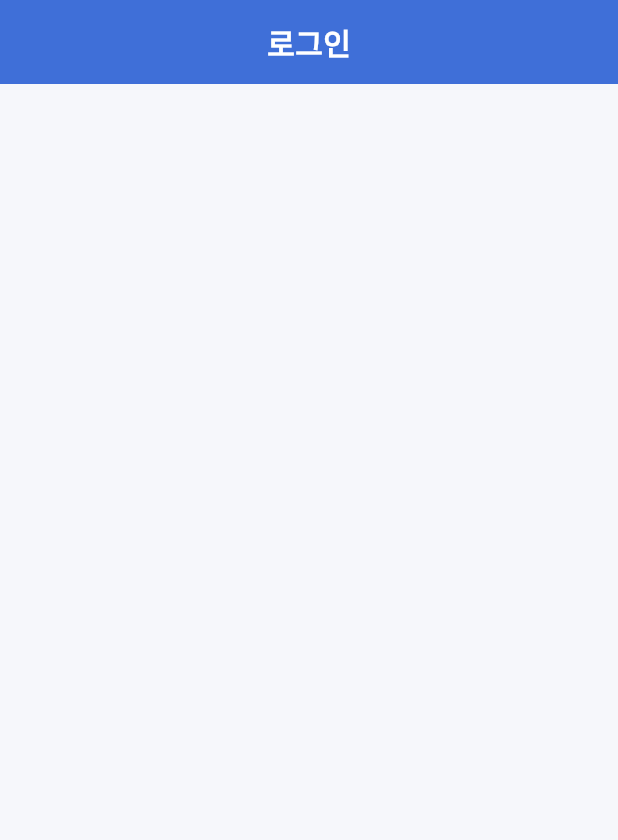
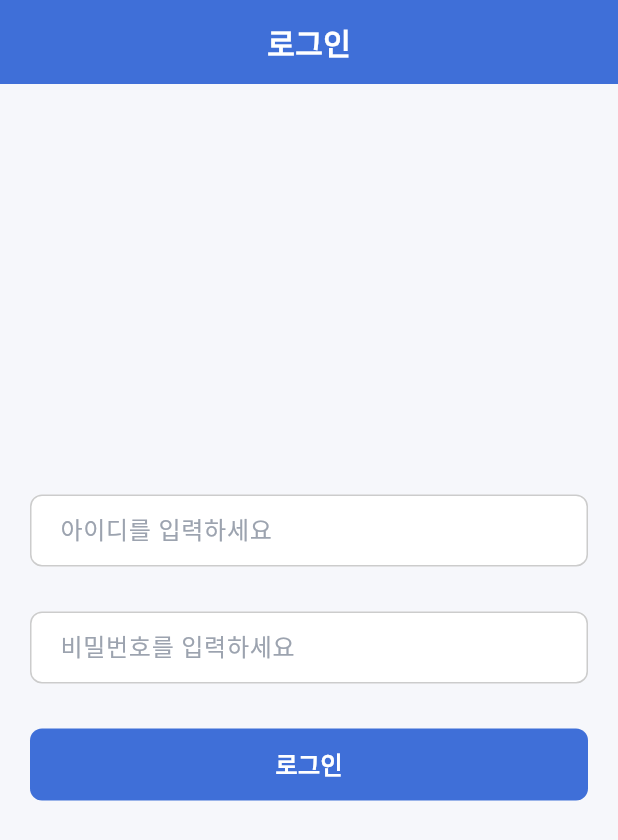
Before and after one commit to wsx9317/gypool, a Flutter app: the screen it shows after launch, after a tap on "시작하기", on a phone screen of 412 x 824 dp. Shown: the top 840 px of the screen. Run offline on Flutter 3.47's test engine with Material 3 defaults, Android fonts, the phone set to English and light mode, and no system bars; our stand-ins replace styled_text; Roboto replaces fonts that are missing (Pretendard).

Commit message:
로그인 개발중

```diff
--- a/lib/Widget/ButoonWidget.dart
+++ b/lib/Widget/ButoonWidget.dart
@@ -1,12 +1,12 @@
 import 'package:flutter/material.dart';
 
-class ButoonWidget extends StatefulWidget {
+class ButtonWidget extends StatefulWidget {
   final Function()? onTap;
   final Function()? onLongPress;
   final Function()? onLongPressEnd;
   final Function()? onDoubleTap;
   final Widget child;
-  const ButoonWidget({
+  const ButtonWidget({
     super.key,
     this.onTap,
     this.onLongPress,
@@ -16,10 +16,10 @@ class ButoonWidget extends StatefulWidget {
   });
 
   @override
-  State<ButoonWidget> createState() => _ButoonWidgetState();
+  State<ButtonWidget> createState() => _ButtonWidgetState();
 }
 
-class _ButoonWidgetState extends State<ButoonWidget> {
+class _ButtonWidgetState extends State<ButtonWidget> {
   @override
   Widget build(BuildContext context) {
     return GestureDetector(
--- a/lib/screen/Intro.dart
+++ b/lib/screen/Intro.dart
@@ -72,7 +72,7 @@ class _IntroState extends State<Intro> {
             //버튼
             Positioned(
               top: ScreenUtil.screenHeight * 0.57,
-              child: ButoonWidget(
+              child: ButtonWidget(
                 onTap: () {
                   Navigator.pushReplacementNamed(context, "/$PAGE_LOGIN_PAGE");
                 },
--- a/lib/screen/Login.dart
+++ b/lib/screen/Login.dart
@@ -1,9 +1,11 @@
 import 'package:flutter/material.dart';
 import 'package:gypool/Model/UiColor.dart';
 import 'package:gypool/Widget/BackGroundWidget.dart';
+import 'package:gypool/Widget/ButoonWidget.dart';
 import 'package:gypool/Widget/InputValidationWidget.dart';
 import 'package:gypool/Widget/SpaceWidget.dart';
 import 'package:gypool/common/utils.dart';
+import 'package:gypool/constants/constants.dart';
 
 class Login extends StatefulWidget {
   const Login({super.key});
@@ -13,6 +15,7 @@ class Login extends StatefulWidget {
 }
 
 class _LoginState extends State<Login> {
+  bool isAlertShow = false;
   TextEditingController idController = TextEditingController();
   TextEditingController pwController = TextEditingController();
 
@@ -28,7 +31,11 @@ class _LoginState extends State<Login> {
     super.dispose();
   }
 
-  Widget inputWidget(TextEditingController controller, String hintText, bool isPassword) {
+  Widget inputWidget(
+    TextEditingController controller,
+    String hintText,
+    bool isPassword,
+  ) {
     return InputValidationWidget(
       controller: controller,
       width: double.infinity,
@@ -38,12 +45,13 @@ class _LoginState extends State<Login> {
       textColor: UiColor.textMain,
       inputColor: UiColor.white,
       borderColor: UiColor.black20Per,
+      activeColor: UiColor.textMain,
       round: 8,
       textAlign: "start",
       hintText: hintText,
       hintTextFontSize: 16,
       hintTextfontWeight: FontWeight.w400,
-      hintTextFontColor: UiColor.textMain,
+      hintTextFontColor: UiColor.placeholder,
       keyboardType: isPassword ? 'password' : 'text',
       showSearchIcon: false,
       validationText: '아이디를 확인해주세요',
@@ -63,14 +71,57 @@ class _LoginState extends State<Login> {
         child: Center(
           child: Text(
             '로그인',
-            style: TextStyle(color: UiColor.white, fontSize: 20, fontWeight: FontWeight.w600),
+            style: TextStyle(
+              color: UiColor.white,
+              fontSize: 20,
+              fontWeight: FontWeight.w600,
+            ),
           ),
         ),
       ),
       horizontalPadding: 20,
-      bodyChild: SizedBox(child: Column(children: [SpaceWidget(width: 0, height: 250)])),
+      bodyChild: SizedBox(
+        child: Column(
+          children: [
+            SpaceWidget(width: 0, height: ScreenUtil.screenHeight * 0.4),
+            inputWidget(idController, '아이디를 입력하세요', false),
+            SpaceWidget(width: 0, height: 30),
+            inputWidget(pwController, '비밀번호를 입력하세요', true),
+            SpaceWidget(width: 0, height: 30),
+            ButtonWidget(
+              onTap: () async {
+                setState(() {
+                  isAlertShow = true;
+                });
+                // Navigator.pushReplacementNamed(context, "/$PAGE_HOME_PAGE");
+              },
+              child: Container(
+                width: double.infinity,
+                height: 48,
+                decoration: BoxDecoration(
+                  color: UiColor.primary,
+                  borderRadius: BorderRadius.circular(8),
+                ),
+                child: const Center(
+                  child: Text(
+                    "로그인",
+                    style: TextStyle(
+                      color: UiColor.white100per,
+                      fontSize: 16,
+                      fontWeight: FontWeight.w600,
+                    ),
+                  ),
+                ),
+              ),
+            ),
+          ],
+        ),
+      ),
       backgroundColor: UiColor.background,
       footerChild: SizedBox(),
+      isAlert: isAlertShow,
+      alertBackgroundColor: UiColor.black30Per,
+      alertChild: SizedBox(),
     );
   }
 }
```
Also changed, not shown: lib/screen/popup/Alert1.dart (added, +20 -0 lines).
